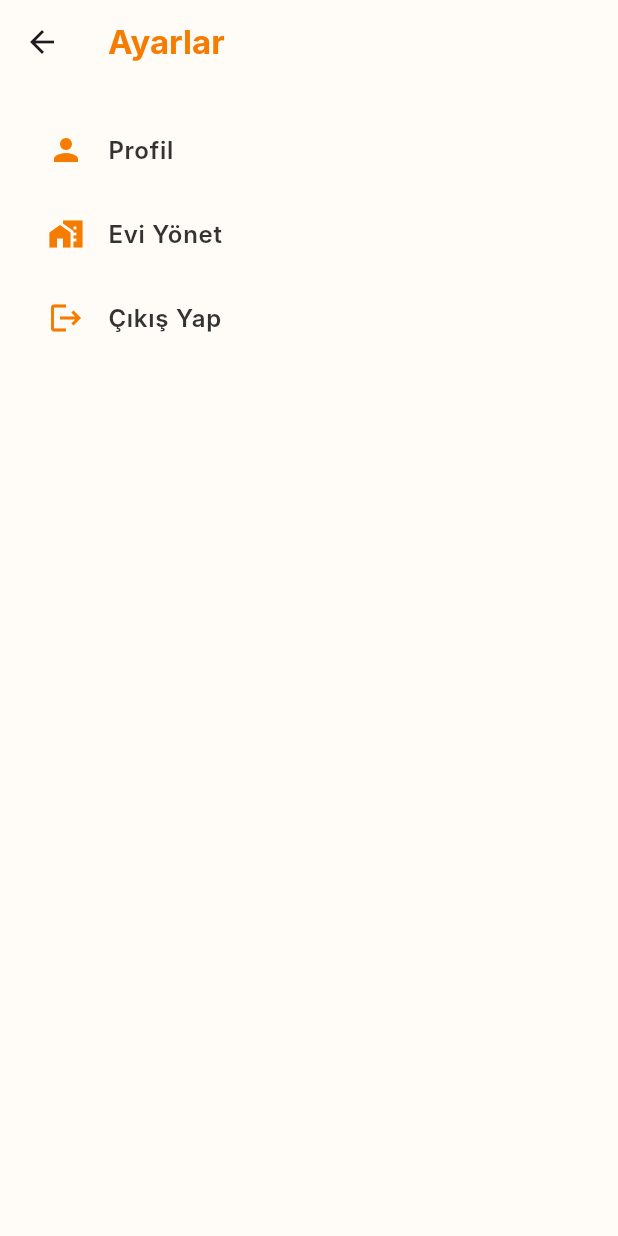
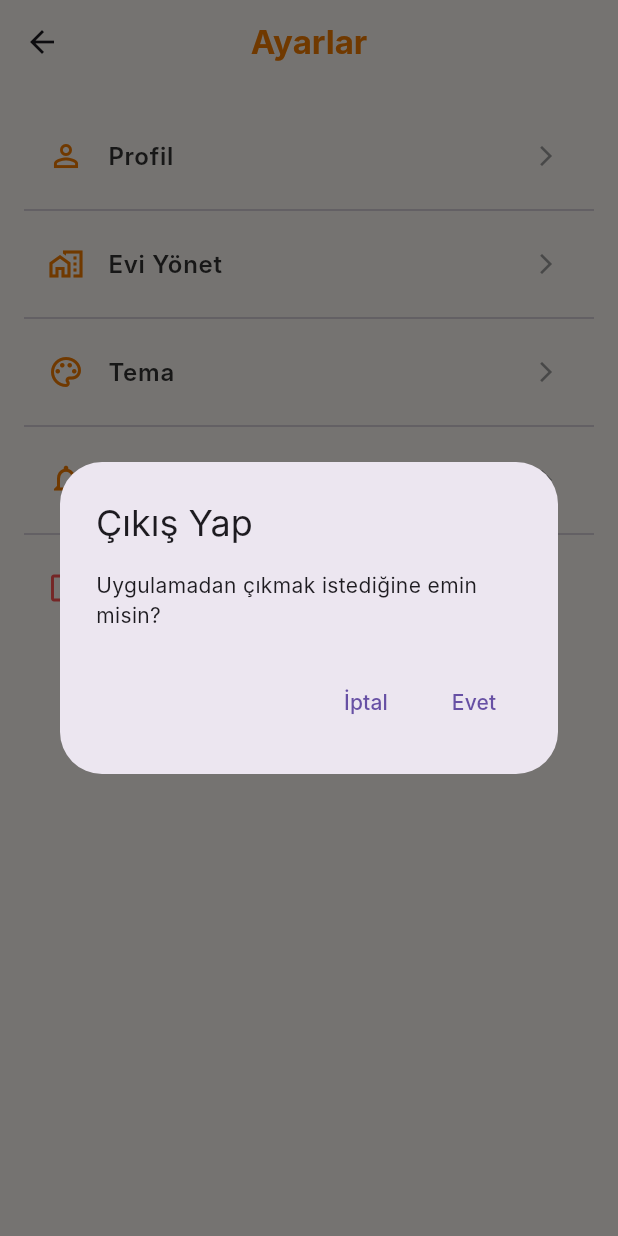
Before and after one commit to MobileProgrammingApp/MainProject, a Flutter app: the SettingsScreen screen opened directly, after a tap on "Çıkış Yap", on a phone screen of 412 x 824 dp. Run offline on Flutter 3.47's test engine with Material 3 defaults, Android fonts, the phone set to English and light mode, and no system bars; Roboto replaces fonts that are missing (Inter).

Commit message:
added settings page

```diff
--- a/flutter_app/lib/navbars/settings.dart
+++ b/flutter_app/lib/navbars/settings.dart
@@ -1,6 +1,5 @@
-
 import 'package:flutter/material.dart';
-import '../../core/app_theme.dart'; // Stil dosyamız
+import '../../core/app_theme.dart'; // Senin stil dosyan
 
 class SettingsScreen extends StatelessWidget {
   const SettingsScreen({super.key});
@@ -13,28 +12,92 @@ class SettingsScreen extends StatelessWidget {
         title: const Text('Ayarlar', style: AppStyles.appBarTitle),
         backgroundColor: AppStyles.backgroundColor,
         elevation: 0,
+        centerTitle: true,
       ),
-      body: Center(
-        child: ListView(
-          padding: const EdgeInsets.all(16.0),
+      body: ListView(
+        padding: const EdgeInsets.symmetric(horizontal: 16, vertical: 12),
         children: [
+          const SizedBox(height: 8),
+
+          // 🔹 Profil Ayarları
           ListTile(
-              leading: const Icon(Icons.person, color: AppStyles.primaryColor),
+            leading: const Icon(Icons.person_outline, color: AppStyles.primaryColor),
             title: const Text('Profil', style: AppStyles.listTileTitle),
-              onTap: () {},
+            trailing: const Icon(Icons.arrow_forward_ios, size: 16, color: Colors.grey),
+            onTap: () {
+              // Navigator.push(context, MaterialPageRoute(builder: (_) => const ProfileScreen()));
+            },
           ),
+          const Divider(),
+
+          // 🔹 Evi Yönet (grup yönetimi)
           ListTile(
-              leading: const Icon(Icons.home_work, color: AppStyles.primaryColor),
+            leading: const Icon(Icons.home_work_outlined, color: AppStyles.primaryColor),
             title: const Text('Evi Yönet', style: AppStyles.listTileTitle),
-              onTap: () {},
+            trailing: const Icon(Icons.arrow_forward_ios, size: 16, color: Colors.grey),
+            onTap: () {
+              // Navigator.push(context, MaterialPageRoute(builder: (_) => const ManageHomeScreen()));
+            },
           ),
+          const Divider(),
+
+          // 🔹 Tema veya Görünüm Ayarları (geleceğe hazırlık)
           ListTile(
-              leading: const Icon(Icons.logout, color: AppStyles.primaryColor),
-              title: const Text('Çıkış Yap', style: AppStyles.listTileTitle),
-              onTap: () {},
+            leading: const Icon(Icons.palette_outlined, color: AppStyles.primaryColor),
+            title: const Text('Tema', style: AppStyles.listTileTitle),
+            trailing: const Icon(Icons.arrow_forward_ios, size: 16, color: Colors.grey),
+            onTap: () {
+              // Navigator.push(context, MaterialPageRoute(builder: (_) => const ThemeSettingsScreen()));
+            },
+          ),
+          const Divider(),
+
+          // 🔹 Bildirim Ayarları
+          ListTile(
+            leading: const Icon(Icons.notifications_outlined, color: AppStyles.primaryColor),
+            title: const Text('Bildirimler', style: AppStyles.listTileTitle),
+            trailing: const Icon(Icons.arrow_forward_ios, size: 16, color: Colors.grey),
+            onTap: () {
+              // Navigator.push(context, MaterialPageRoute(builder: (_) => const NotificationSettingsScreen()));
+            },
+          ),
+          const Divider(),
+
+          // 🔹 Çıkış Yap
+          ListTile(
+            leading: const Icon(Icons.logout, color: Colors.redAccent),
+            title: const Text('Çıkış Yap',
+                style: TextStyle(
+                  fontSize: 16,
+                  color: Colors.redAccent,
+                  fontWeight: FontWeight.w500,
+                )),
+            onTap: () async {
+              final confirmed = await showDialog<bool>(
+                context: context,
+                builder: (context) => AlertDialog(
+                  title: const Text('Çıkış Yap'),
+                  content: const Text('Uygulamadan çıkmak istediğine emin misin?'),
+                  actions: [
+                    TextButton(
+                      onPressed: () => Navigator.pop(context, false),
+                      child: const Text('İptal'),
+                    ),
+                    TextButton(
+                      onPressed: () => Navigator.pop(context, true),
+                      child: const Text('Evet'),
                     ),
                   ],
                 ),
+              );
+
+              if (confirmed == true) {
+                // await AuthService().signOut();
+                print("sign out yapildi");
+              }
+            },
+          ),
+        ],
       ),
     );
   }
```
Lines whose indentation alone changed are shown as unchanged.
